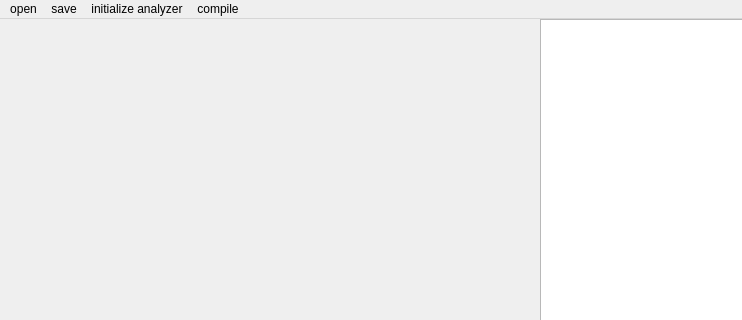
Before: the Qt Designer form SyntaxDirected_Qt/mainwindow.ui in treepobear/LL1_Compiler, drawn with Qt 5; both pictures show x 0 to 742 and y 0 to 320 of the 742 by 630 pixel window.
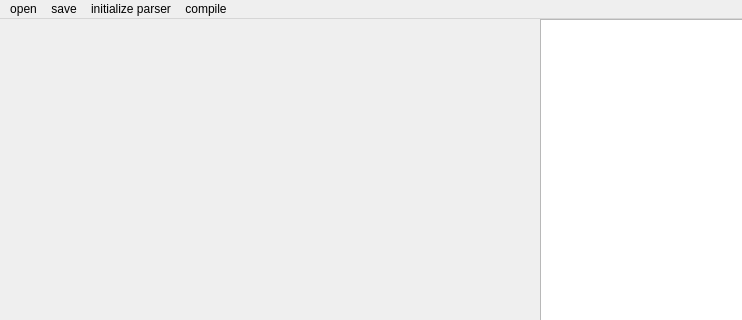
After: the same form once the commit is applied.

```diff
--- a/SyntaxDirected_Qt/mainwindow.ui
+++ b/SyntaxDirected_Qt/mainwindow.ui
@@ -177,7 +177,7 @@
    </widget>
    <widget class="QMenu" name="construct">
     <property name="title">
-     <string>initialize analyzer</string>
+     <string>initialize parser</string>
     </property>
     <addaction name="actionshow_grammar"/>
     <addaction name="actioncomputing_first_set"/>
```
Left out of the diff: 2 changed lines with no effect on the pictures.
